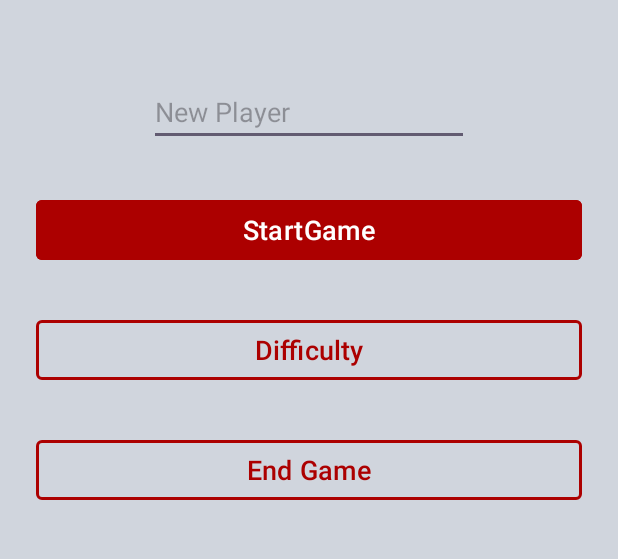
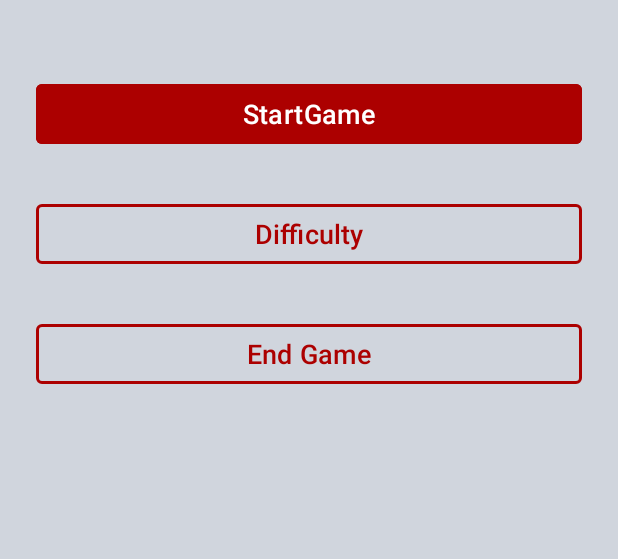
Before and after one commit to PatNoO/Memory-Madness, an Android app: the fragment HomeMenuFragment shown on its own in the app's theme, on a phone screen of 412 x 824 dp, the part 236-795 px from its top. Run offline under Robolectric (Android 15) with nearby library versions, the phone set to English and light mode, and no system bars; Roboto replaces fonts that are not available here.

Commit message:
added logic to buttons in homeMenuFragment with binding and added player viewmodel added transaction from easyfrag to home menu frag and then from home mneu frag to difficulty frag

```diff
--- a/app/src/main/java/com/example/memory_madness/Fragments/HomeMenuFragment.kt
+++ b/app/src/main/java/com/example/memory_madness/Fragments/HomeMenuFragment.kt
@@ -1,18 +1,28 @@
 package com.example.memory_madness.Fragments
 
 import android.os.Bundle
+import android.util.Log
 import androidx.fragment.app.Fragment
 import android.view.LayoutInflater
 import android.view.View
 import android.view.ViewGroup
+import androidx.lifecycle.ViewModelProvider
+import com.example.memory_madness.Fragments.game_play.EasyFragment
+import com.example.memory_madness.Player
+import com.example.memory_madness.PlayerViewModel
 import com.example.memory_madness.R
+import com.example.memory_madness.databinding.FragmentHomeMenuBinding
 
 class HomeMenuFragment : Fragment() {
 
+    private lateinit var binding : FragmentHomeMenuBinding
+    private lateinit var playerViewModel: PlayerViewModel
 
 
     override fun onCreate(savedInstanceState: Bundle?) {
         super.onCreate(savedInstanceState)
+        playerViewModel = ViewModelProvider(requireActivity())[PlayerViewModel::class.java]
+
 
     }
 
@@ -20,8 +30,33 @@ class HomeMenuFragment : Fragment() {
         inflater: LayoutInflater, container: ViewGroup?,
         savedInstanceState: Bundle?
     ): View? {
-        // Inflate the layout for this fragment
-        return inflater.inflate(R.layout.fragment_home_menu, container, false)
+        binding = FragmentHomeMenuBinding.inflate(inflater,container,false)
+        return binding.root
+
+    }
+
+    override fun onViewCreated(view: View, savedInstanceState: Bundle?) {
+        super.onViewCreated(view, savedInstanceState)
+
+
+
+        binding.btnStartFhm.setOnClickListener {
+            parentFragmentManager.beginTransaction().apply {
+                replace(R.id.fcv_game_plan_am, EasyFragment(), "fragment_easy")
+                commit()
+            }
+        }
+
+        binding.btnDifficultyFhm.setOnClickListener {
+            parentFragmentManager.beginTransaction().apply {
+                replace(R.id.fcv_game_plan_am, DifficultyFragment(), " fragmen_difficulty")
+                commit()
+            }
+        }
+
+        binding.btnEndgameFhm.setOnClickListener {
+            requireActivity().finish()
+        }
     }
 
 }
--- a/app/src/main/java/com/example/memory_madness/MainActivity.kt
+++ b/app/src/main/java/com/example/memory_madness/MainActivity.kt
@@ -3,11 +3,9 @@ package com.example.memory_madness
 import android.content.Intent
 import android.os.Build
 import android.os.Bundle
-import androidx.activity.result.contract.ActivityResultContract
 import androidx.activity.result.contract.ActivityResultContracts
 
 import androidx.appcompat.app.AppCompatActivity
-import androidx.lifecycle.ViewModel
 import androidx.lifecycle.ViewModelProvider
 import com.example.memory_madness.Fragments.game_play.EasyFragment
 import com.example.memory_madness.databinding.ActivityMainBinding
@@ -46,7 +44,7 @@ class MainActivity : AppCompatActivity() {
         initStartActivity()
 
         supportFragmentManager.beginTransaction()
-            .replace(R.id.fv_game_plan_am, EasyFragment(), "easy_fragment")
+            .replace(R.id.fcv_game_plan_am, EasyFragment(), "easy_fragment")
             .addToBackStack(null)
             .commit()
 
--- a/app/src/main/java/com/example/memory_madness/PlayerViewModel.kt
+++ b/app/src/main/java/com/example/memory_madness/PlayerViewModel.kt
@@ -13,6 +13,7 @@ class PlayerViewModel : ViewModel() {
     fun setName (newPlayerName : Player) {
         _player.value = newPlayerName
     }
+
 
 //    private var _name = MutableLiveData<String>()
 //     var name : LiveData<String> = _name
--- a/app/src/main/res/layout/activity_main.xml
+++ b/app/src/main/res/layout/activity_main.xml
@@ -19,7 +19,7 @@
         app:layout_constraintTop_toTopOf="parent" />
 
     <androidx.fragment.app.FragmentContainerView
-        android:id="@+id/fv_game_plan_am"
+        android:id="@+id/fcv_game_plan_am"
         android:layout_width="match_parent"
         android:layout_height="match_parent"
         android:layout_margin="24dp"
--- a/app/src/main/res/layout/fragment_home_menu.xml
+++ b/app/src/main/res/layout/fragment_home_menu.xml
@@ -44,33 +44,33 @@
                 app:layout_constraintStart_toStartOf="parent"
                 app:layout_constraintTop_toTopOf="parent" />
 
-            <EditText
-                android:id="@+id/et_input_new_name_fhm"
-                android:layout_width="wrap_content"
-                android:layout_height="wrap_content"
-                android:layout_marginTop="52dp"
-                android:ems="10"
-                android:inputType="text"
-                android:hint="New Player"
-                app:layout_constraintEnd_toEndOf="parent"
-                app:layout_constraintStart_toStartOf="parent"
-                app:layout_constraintTop_toBottomOf="@+id/tv_home_head_fhm" />
+<!--            <EditText-->
+<!--                android:id="@+id/et_input_new_name_fhm"-->
+<!--                android:layout_width="wrap_content"-->
+<!--                android:layout_height="wrap_content"-->
+<!--                android:layout_marginTop="52dp"-->
+<!--                android:ems="10"-->
+<!--                android:inputType="text"-->
+<!--                android:hint="New Player"-->
+<!--                app:layout_constraintEnd_toEndOf="parent"-->
+<!--                app:layout_constraintStart_toStartOf="parent"-->
+<!--                app:layout_constraintTop_toBottomOf="@+id/tv_home_head_fhm" />-->
 
             <com.google.android.material.button.MaterialButton
                 android:id="@+id/btn_start_fhm"
                 android:layout_width="match_parent"
                 android:layout_height="wrap_content"
+                android:layout_marginTop="52dp"
+                android:backgroundTint="@color/primary_red"
+                android:shadowColor="@color/primary_red"
+                android:text="@string/startgame"
                 android:textAlignment="center"
                 android:textColor="@color/white"
-                android:layout_marginTop="32dp"
                 android:textSize="18sp"
-                android:backgroundTint="@color/primary_red"
                 app:cornerRadius="4dp"
-                android:shadowColor="@color/primary_red"
-                android:text="@string/startgame"
                 app:layout_constraintEnd_toEndOf="parent"
                 app:layout_constraintStart_toStartOf="parent"
-                app:layout_constraintTop_toBottomOf="@+id/et_input_new_name_fhm" />
+                app:layout_constraintTop_toBottomOf="@+id/tv_home_head_fhm" />
 
             <com.google.android.material.button.MaterialButton
                 android:id="@+id/btn_difficulty_fhm"
```
Also changed, not shown: app/src/main/java/com/example/memory_madness/Fragments/DifficultyFragment.kt (+42 -1 lines), app/src/main/java/com/example/memory_madness/Fragments/game_play/EasyFragment.kt (+7 -9 lines).
